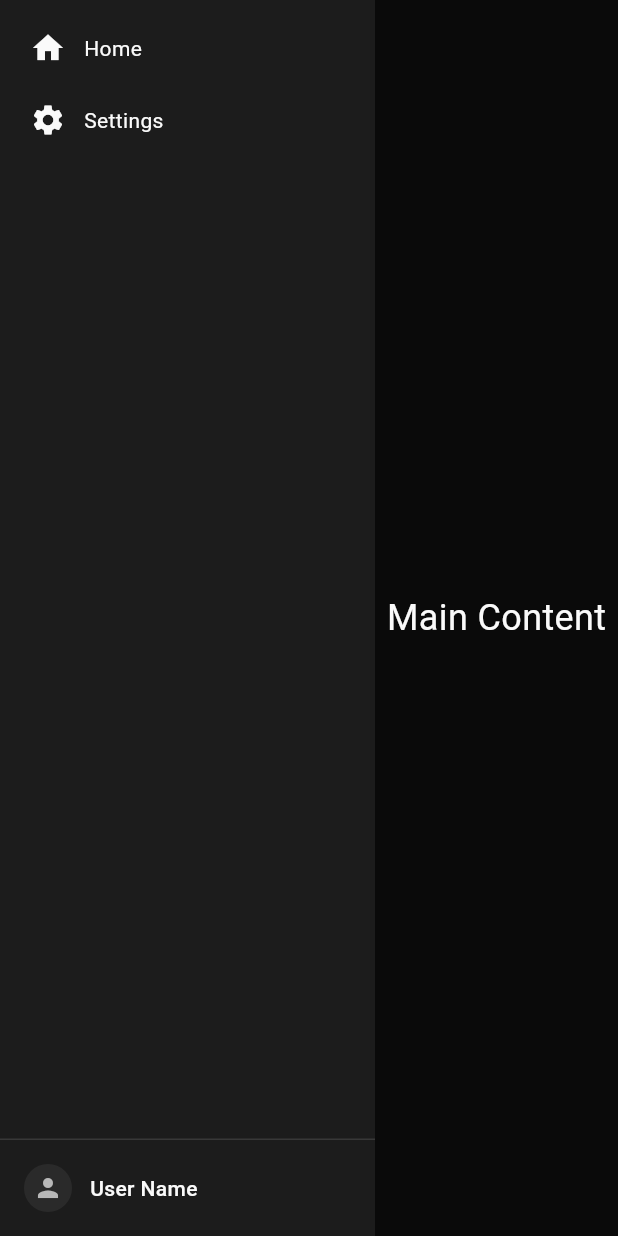
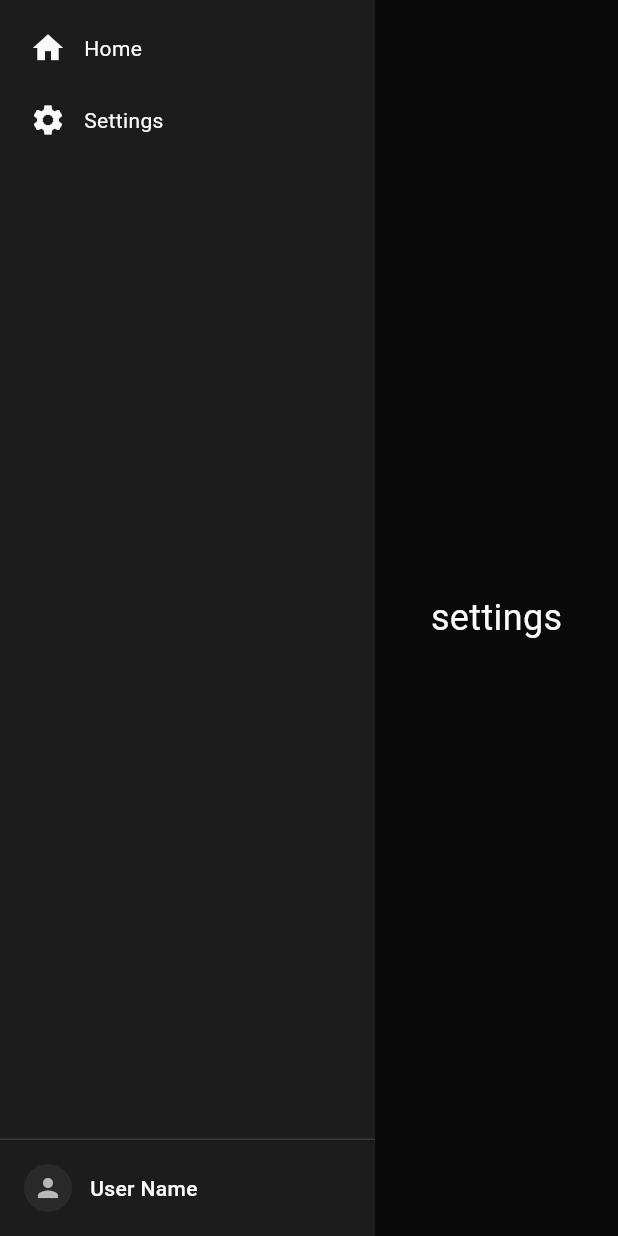
Before and after one commit to Simon-Weij/wayland-recorder-frontend, a Flutter app: the screen it shows after launch, after a tap on "Settings", on a phone screen of 412 x 824 dp. Run offline on Flutter 3.47's test engine with Material 3 defaults, Android fonts, the phone set to English and light mode, and no system bars.

Commit message:
Seperate home and settings

```diff
--- a/lib/main.dart
+++ b/lib/main.dart
@@ -1,13 +1,22 @@
 import 'package:flutter/material.dart';
 import 'components/sidebar.dart';
 import 'colors.dart';
+import 'views/home.dart';
+import 'views/settings.dart';
 
 void main() {
   runApp(const App());
 }
 
-class App extends StatelessWidget {
+class App extends StatefulWidget {
   const App({super.key});
+
+  @override
+  State<App> createState() => _AppState();
+}
+
+class _AppState extends State<App> {
+  Widget currentPage = const HomePage();
 
   @override
   Widget build(BuildContext context) {
@@ -18,23 +27,18 @@ class App extends StatelessWidget {
             Sidebar(
               footer: const UserTile(),
               children: [
-                SidebarItem(icon: Icons.home, label: 'Home', onTap: () {}),
+                SidebarItem(icon: Icons.home, label: 'Home', onTap: () => setState(() => currentPage = const HomePage())),
                 SidebarItem(
                   icon: Icons.settings,
                   label: 'Settings',
-                  onTap: () {},
+                  onTap: () => setState(() => currentPage = const SettingsPage()),
                 ),
               ],
             ),
             Expanded(
               child: Container(
                 color: AppColors.background,
-                child: const Center(
-                  child: Text(
-                    'Main Content',
-                    style: TextStyle(color: AppColors.text, fontSize: 24),
-                  ),
-                ),
+                child: currentPage,
               ),
             ),
           ],
--- /dev/null
+++ b/lib/views/home.dart
@@ -0,0 +1,16 @@
+import 'package:flutter/material.dart';
+import '../colors.dart';
+
+class HomePage extends StatelessWidget {
+  const HomePage({super.key});
+
+  @override
+  Widget build(BuildContext context) {
+    return Center(
+      child: Text(
+        'home',
+        style: TextStyle(color: AppColors.text, fontSize: 24),
+      ),
+    );
+  }
+}
--- /dev/null
+++ b/lib/views/settings.dart
@@ -0,0 +1,16 @@
+import 'package:flutter/material.dart';
+import '../colors.dart';
+
+class SettingsPage extends StatelessWidget {
+  const SettingsPage({super.key});
+
+  @override
+  Widget build(BuildContext context) {
+    return Center(
+      child: Text(
+        'settings',
+        style: TextStyle(color: AppColors.text, fontSize: 24),
+      ),
+    );
+  }
+}
```
